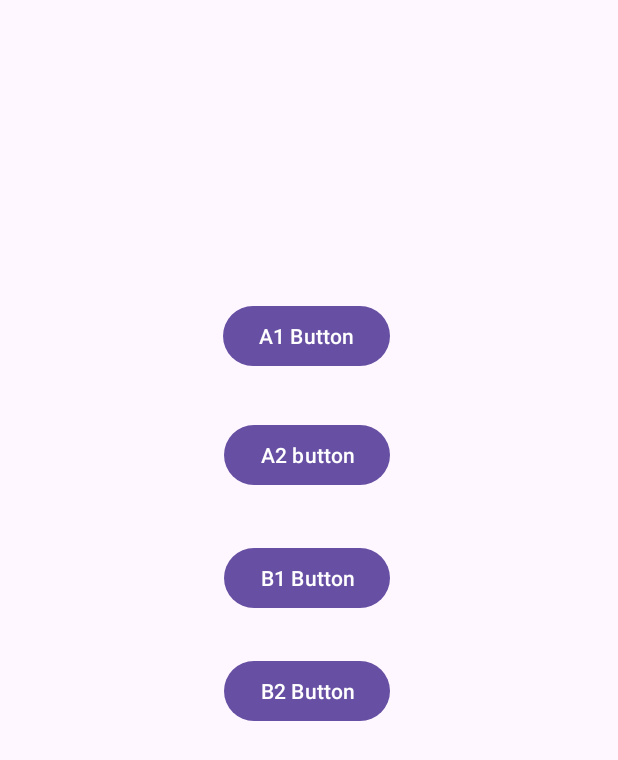
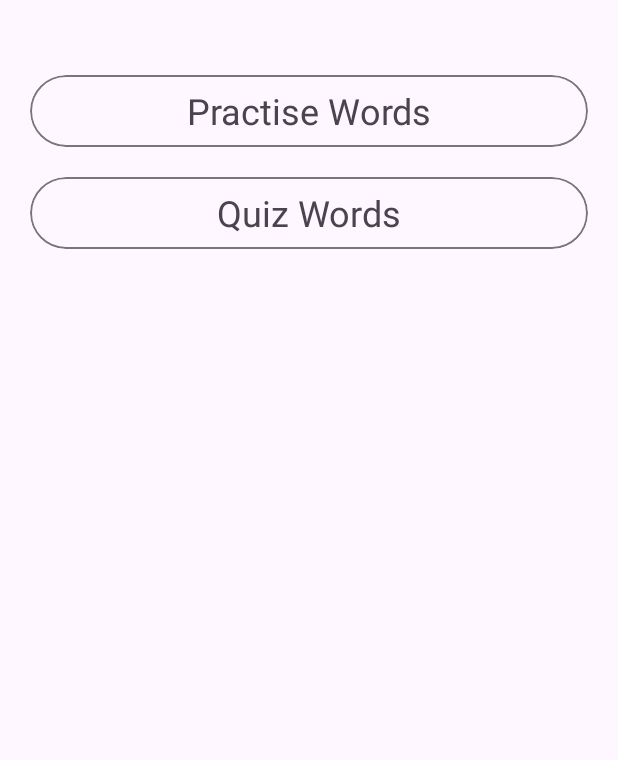
Before and after one commit to Talhakasikci/English-Turkish-Word-Game, an Android app: the screen it shows after launch (MainActivity), on a phone screen of 412 x 824 dp. Shown: the top 760 px of the screen. Run offline under Robolectric (Android 15) with nearby library versions, the phone set to English and light mode, and no system bars.

Commit message:
some updates

```diff
--- /dev/null
+++ b/WordApp/app/src/main/java/com/talhakasikci/wordapp/ui/fragments/EntryPage.kt
@@ -0,0 +1,43 @@
+package com.talhakasikci.wordapp.ui.fragments
+
+import android.os.Bundle
+import androidx.fragment.app.Fragment
+import android.view.LayoutInflater
+import android.view.View
+import android.view.ViewGroup
+import androidx.navigation.findNavController
+import com.talhakasikci.wordapp.R
+import com.talhakasikci.wordapp.databinding.FragmentEntryPageBinding
+
+
+class EntryPage : Fragment() {
+
+    private lateinit var binding: FragmentEntryPageBinding
+
+    override fun onCreate(savedInstanceState: Bundle?) {
+        super.onCreate(savedInstanceState)
+
+    }
+
+    override fun onCreateView(
+        inflater: LayoutInflater, container: ViewGroup?,
+        savedInstanceState: Bundle?
+    ): View? {
+        // Inflate the layout for this fragment
+        binding = FragmentEntryPageBinding.inflate(inflater, container, false)
+
+
+        return binding.root
+
+    }
+
+    override fun onViewCreated(view: View, savedInstanceState: Bundle?) {
+        super.onViewCreated(view, savedInstanceState)
+        binding.PractiseWordsCV.setOnClickListener {
+            val action = EntryPageDirections.actionEntryPageToMainFragment()
+            requireView().findNavController().navigate(action)
+        }
+    }
+
+
+}
--- a/WordApp/app/src/main/res/layout/activity_main.xml
+++ b/WordApp/app/src/main/res/layout/activity_main.xml
@@ -10,10 +10,12 @@
     <androidx.fragment.app.FragmentContainerView
         android:id="@+id/fragmentContainerView"
         android:name="androidx.navigation.fragment.NavHostFragment"
-        android:layout_width="409dp"
-        android:layout_height="729dp"
+        android:layout_width="match_parent"
+        android:layout_height="match_parent"
         app:defaultNavHost="true"
-        app:navGraph="@navigation/navigation"
-        tools:layout_editor_absoluteX="1dp"
-        tools:layout_editor_absoluteY="1dp" />
+        app:layout_constraintBottom_toBottomOf="parent"
+        app:layout_constraintEnd_toEndOf="parent"
+        app:layout_constraintStart_toStartOf="parent"
+        app:layout_constraintTop_toTopOf="parent"
+        app:navGraph="@navigation/navigation" />
 </androidx.constraintlayout.widget.ConstraintLayout>
--- /dev/null
+++ b/WordApp/app/src/main/res/layout/fragment_entry_page.xml
@@ -0,0 +1,50 @@
+<?xml version="1.0" encoding="utf-8"?>
+<LinearLayout xmlns:android="http://schemas.android.com/apk/res/android"
+    xmlns:tools="http://schemas.android.com/tools"
+    android:layout_width="match_parent"
+    android:layout_height="match_parent"
+    tools:context=".ui.fragments.EntryPage"
+    android:orientation="vertical"
+    >
+    <com.google.android.material.card.MaterialCardView
+    android:layout_width="match_parent"
+    android:layout_height="wrap_content"
+    android:id="@+id/PractiseWordsCV"
+    android:padding="10dp"
+    android:layout_marginTop="50dp"
+        android:layout_marginStart="20dp"
+        android:layout_marginEnd="20dp"
+    style="@style/Widget.Material3.Button.OutlinedButton"
+    android:clickable="true"
+    >
+
+    <TextView
+        android:layout_width="match_parent"
+        android:layout_height="wrap_content"
+        android:text="Practise Words"
+        android:textSize="24sp"
+        android:gravity="center"
+        android:layout_gravity="center"
+        />
+</com.google.android.material.card.MaterialCardView>
+    <com.google.android.material.card.MaterialCardView
+        android:layout_width="match_parent"
+        android:layout_height="wrap_content"
+        android:id="@+id/QuizWordsCV"
+        android:padding="10dp"
+        android:layout_margin="20dp"
+        style="@style/Widget.Material3.Button.OutlinedButton"
+        android:clickable="true"
+        >
+
+        <TextView
+            android:layout_width="match_parent"
+            android:layout_height="wrap_content"
+            android:text="Quiz Words"
+            android:textSize="24sp"
+            android:gravity="center"
+            android:layout_gravity="center"
+            />
+    </com.google.android.material.card.MaterialCardView>
+
+</LinearLayout>
--- a/WordApp/app/src/main/res/layout/fragment_words.xml
+++ b/WordApp/app/src/main/res/layout/fragment_words.xml
@@ -21,6 +21,7 @@
         android:id="@+id/wordsRV"
         android:layout_width="match_parent"
         android:layout_height="0dp"
+        android:layout_marginBottom="1dp"
         app:layout_constraintBottom_toBottomOf="parent"
         app:layout_constraintEnd_toEndOf="parent"
         app:layout_constraintStart_toStartOf="parent"
--- a/WordApp/app/src/main/res/navigation/navigation.xml
+++ b/WordApp/app/src/main/res/navigation/navigation.xml
@@ -3,7 +3,7 @@
     xmlns:app="http://schemas.android.com/apk/res-auto"
     xmlns:tools="http://schemas.android.com/tools"
     android:id="@+id/navigation"
-    app:startDestination="@id/mainFragment">
+    app:startDestination="@id/entryPage">
 
     <fragment
         android:id="@+id/mainFragment"
@@ -24,4 +24,13 @@
             app:argType="string"
             android:defaultValue="null" />
     </fragment>
+    <fragment
+        android:id="@+id/entryPage"
+        android:name="com.talhakasikci.wordapp.ui.fragments.EntryPage"
+        android:label="fragment_entry_page"
+        tools:layout="@layout/fragment_entry_page" >
+        <action
+            android:id="@+id/action_entryPage_to_mainFragment"
+            app:destination="@id/mainFragment" />
+    </fragment>
 </navigation>
--- a/WordApp/app/src/main/res/values/strings.xml
+++ b/WordApp/app/src/main/res/values/strings.xml
@@ -1,4 +1,6 @@
 <resources>
     <string name="app_name">WordApp</string>
     <string name="LevelDescription">Level</string>
+    <!-- TODO: Remove or change this placeholder text -->
+    <string name="hello_blank_fragment">Hello blank fragment</string>
 </resources>
```
